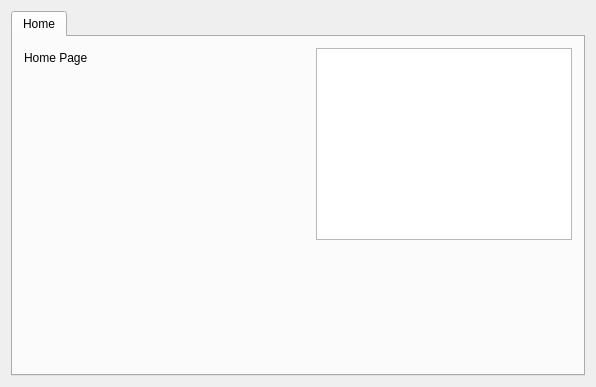
The window that AF_Program/AF_Program/MainWidget.ui (AndrewF001/Andrews_Program) describes before a commit, drawn with Qt 5.
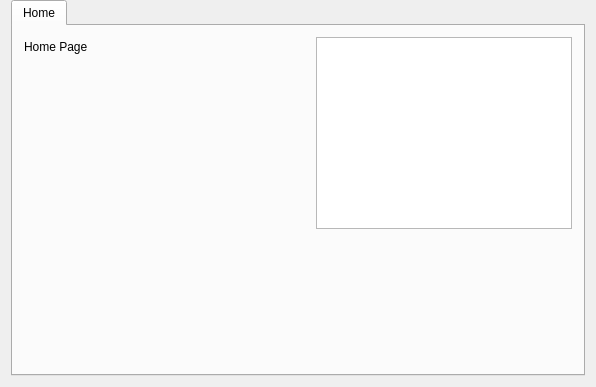
The same window after the commit.

```diff
--- a/AF_Program/AF_Program/MainWidget.ui
+++ b/AF_Program/AF_Program/MainWidget.ui
@@ -17,6 +17,12 @@
    <string>MainWidget</string>
   </property>
   <layout class="QGridLayout" name="gridLayout">
+   <property name="topMargin">
+    <number>0</number>
+   </property>
+   <property name="verticalSpacing">
+    <number>6</number>
+   </property>
    <item row="0" column="0">
     <widget class="QTabWidget" name="tabWidget">
      <property name="currentIndex">
```
